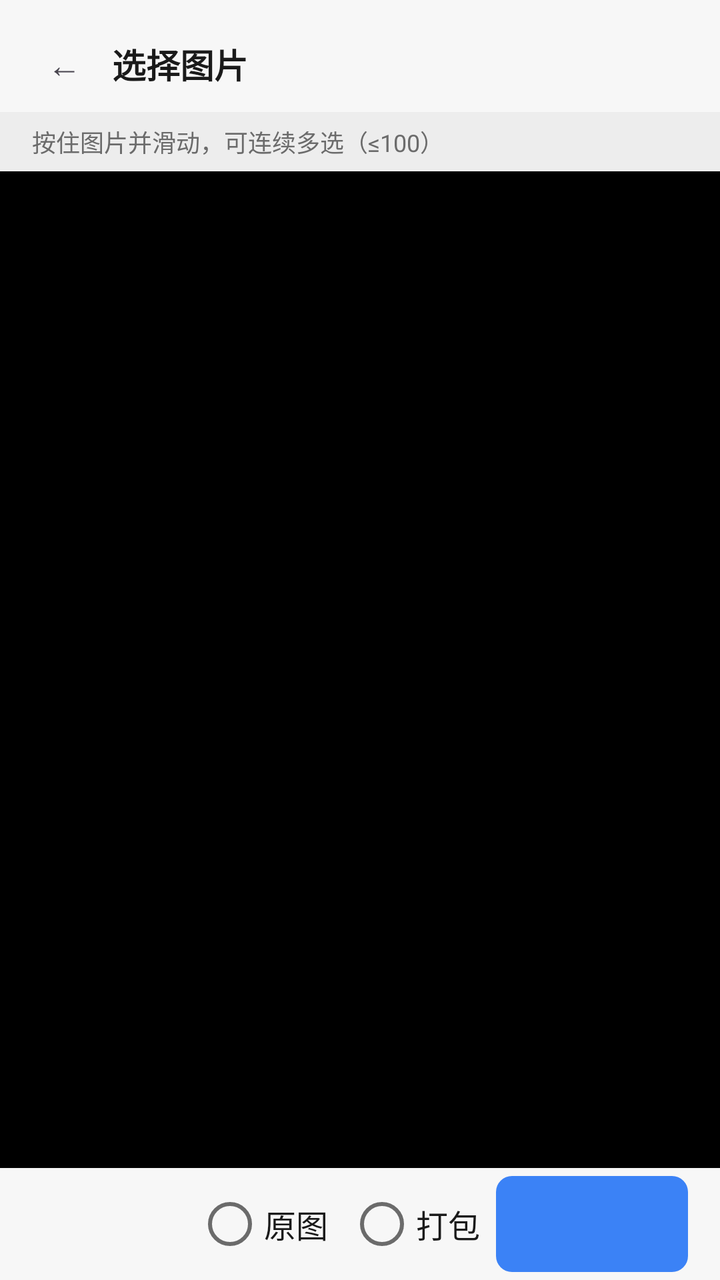
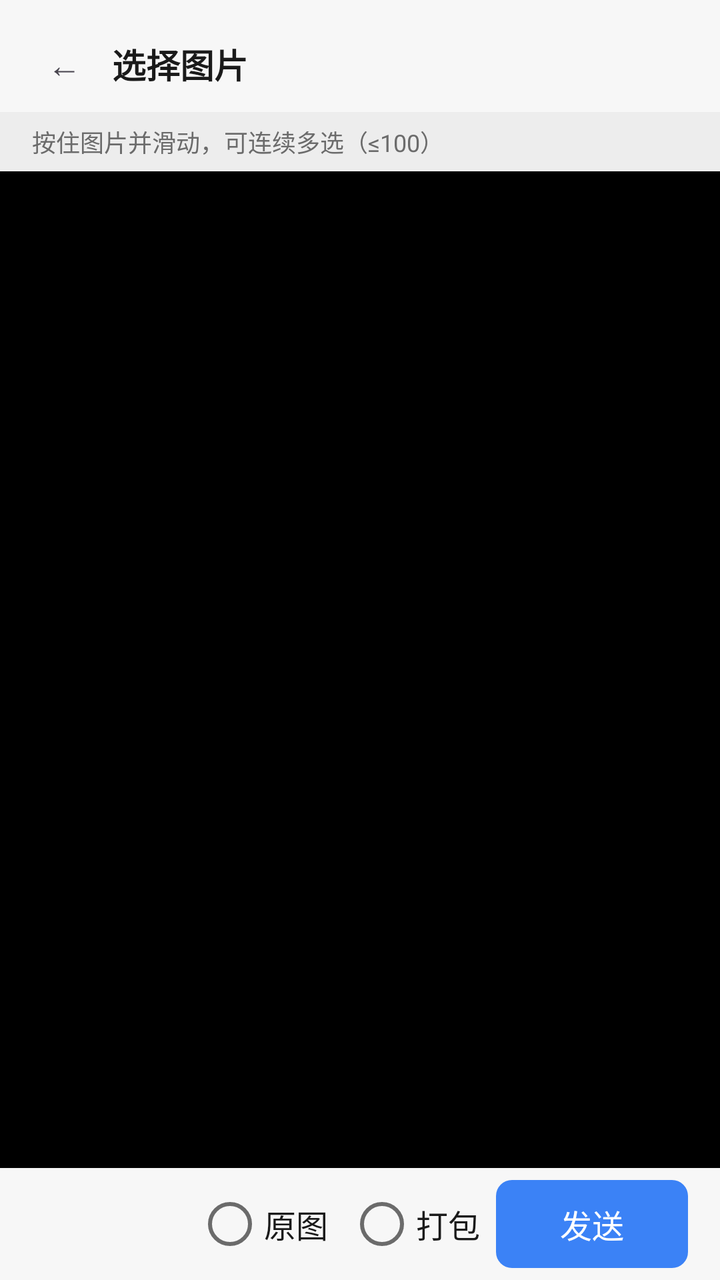

Two renders of the same Android screen: before a commit and after it. Below are the layout's source before the change and the commit's diff.
<!-- AndroidManifest.xml: application theme Theme.LanBridge -->
<!-- res/layout/activity_gallery.xml -->
<?xml version="1.0" encoding="utf-8"?>
<LinearLayout xmlns:android="http://schemas.android.com/apk/res/android"
    android:id="@+id/root"
    android:layout_width="match_parent"
    android:layout_height="match_parent"
    android:orientation="vertical"
    android:background="@color/n_bg">

    
    <LinearLayout
        android:id="@+id/titleBar"
        android:layout_width="match_parent"
        android:layout_height="wrap_content"
        android:minHeight="56dp"
        android:orientation="horizontal"
        android:gravity="center_vertical"
        android:paddingHorizontal="8dp"
        android:paddingTop="8dp"
        android:background="@color/n_surface">

        <TextView
            android:id="@+id/btnBack"
            android:layout_width="48dp"
            android:layout_height="48dp"
            android:gravity="center"
            android:text="←"
            android:textSize="@dimen/font_title"
            android:background="?attr/selectableItemBackgroundBorderless"
            android:contentDescription="@string/settings_title" />

        <TextView
            android:layout_width="0dp"
            android:layout_weight="1"
            android:layout_height="wrap_content"
            android:text="@string/gallery_title"
            android:textColor="@color/n_text_primary"
            android:textSize="@dimen/font_title"
            android:textStyle="bold" />

        <TextView
            android:id="@+id/tvTotal"
            android:layout_width="wrap_content"
            android:layout_height="wrap_content"
            android:textColor="@color/n_text_secondary"
            android:textSize="@dimen/font_caption" />
    </LinearLayout>

    
    <TextView
        android:id="@+id/tvHint"
        android:layout_width="match_parent"
        android:layout_height="wrap_content"
        android:paddingHorizontal="16dp"
        android:paddingVertical="6dp"
        android:text="@string/gallery_drag_hint"
        android:textColor="@color/n_text_secondary"
        android:textSize="@dimen/font_caption" />

    <androidx.recyclerview.widget.RecyclerView
        android:id="@+id/recycler"
        android:layout_width="match_parent"
        android:layout_height="0dp"
        android:layout_weight="1"
        android:scrollbars="none"
        android:background="@android:color/black" />

    
    <LinearLayout
        android:id="@+id/bottomBar"
        android:layout_width="match_parent"
        android:layout_height="wrap_content"
        android:minHeight="56dp"
        android:orientation="horizontal"
        android:gravity="center_vertical"
        android:paddingHorizontal="16dp"
        android:background="@color/n_surface">

        <TextView
            android:id="@+id/btnPreview"
            android:layout_width="wrap_content"
            android:layout_height="48dp"
            android:gravity="center"
            android:minWidth="72dp"
            android:paddingHorizontal="8dp"
            android:textColor="@color/n_text_primary"
            android:textSize="@dimen/font_body"
            android:background="?attr/selectableItemBackground" />

        <View
            android:layout_width="0dp"
            android:layout_height="0dp"
            android:layout_weight="1" />

        
        <LinearLayout
            android:id="@+id/layOriginal"
            android:layout_width="wrap_content"
            android:layout_height="48dp"
            android:gravity="center_vertical"
            android:paddingHorizontal="8dp"
            android:background="?attr/selectableItemBackground">

            <View
                android:id="@+id/ivOriginal"
                android:layout_width="@dimen/gallery_toggle_size"
                android:layout_height="@dimen/gallery_toggle_size"
                android:background="@drawable/bg_toggle_off" />

            <TextView
                android:layout_width="wrap_content"
                android:layout_height="wrap_content"
                android:layout_marginStart="6dp"
                android:text="@string/gallery_original"
                android:textColor="@color/n_text_primary"
                android:textSize="@dimen/font_body" />
        </LinearLayout>

        
        <LinearLayout
            android:id="@+id/layPackage"
            android:layout_width="wrap_content"
            android:layout_height="48dp"
            android:gravity="center_vertical"
            android:paddingHorizontal="8dp"
            android:background="?attr/selectableItemBackground">

            <View
                android:id="@+id/ivPackage"
                android:layout_width="@dimen/gallery_toggle_size"
                android:layout_height="@dimen/gallery_toggle_size"
                android:background="@drawable/bg_toggle_off" />

            <TextView
                android:layout_width="wrap_content"
                android:layout_height="wrap_content"
                android:layout_marginStart="6dp"
                android:text="@string/gallery_package"
                android:textColor="@color/n_text_primary"
                android:textSize="@dimen/font_body" />
        </LinearLayout>

        <TextView
            android:id="@+id/btnSend"
            android:layout_width="wrap_content"
            android:layout_height="48dp"
            android:gravity="center"
            android:minWidth="96dp"
            android:paddingHorizontal="16dp"
            android:textColor="@color/n_white"
            android:background="@drawable/bg_btn_primary" />
    </LinearLayout>
</LinearLayout>
<!-- resources referenced by this layout -->
<resources>
  <color name="n_bg">#EDEDED</color>
  <color name="n_surface">#F7F7F7</color>
  <color name="n_text_primary">#1A1A1A</color>
  <color name="n_text_secondary">#6B6B6B</color>
  <color name="n_white">#FFFFFF</color>
  <dimen name="font_body">16sp</dimen>
  <dimen name="font_caption">12sp</dimen>
  <dimen name="font_title">17sp</dimen>
  <dimen name="gallery_toggle_size">22dp</dimen>
  <!-- drawable bg_btn_primary (drawable) -->
  <?xml version="1.0" encoding="utf-8"?>
  <shape xmlns:android="http://schemas.android.com/apk/res/android" android:shape="rectangle">
      <solid android:color="@color/brand_500" />
      <corners android:radius="8dp" />
  </shape>
  <!-- drawable bg_toggle_off (drawable) -->
  <?xml version="1.0" encoding="utf-8"?>
  <shape xmlns:android="http://schemas.android.com/apk/res/android" android:shape="oval">
      <solid android:color="@android:color/transparent" />
      <stroke android:width="2dp" android:color="@color/n_text_secondary" />
  </shape>
  <string name="gallery_drag_hint">按住图片并滑动，可连续多选（≤100）</string>
  <string name="gallery_original">原图</string>
  <string name="gallery_package">打包</string>
  <string name="gallery_title">选择图片</string>
  <string name="settings_title">设置</string>
  <style name="Theme.LanBridge" parent="Theme.Material3.Light.NoActionBar">
          <item name="colorPrimary">@color/brand_700</item>
          <item name="android:statusBarColor">@android:color/transparent</item>
          <item name="android:navigationBarColor">@android:color/transparent</item>
          <item name="android:windowLightStatusBar">true</item>
          <item name="android:forceDarkAllowed">false</item>
      </style>
  <color name="brand_500">#3B82F6</color>
  <color name="brand_700">#1D4ED8</color>
</resources>

<!-- the commit's change to res/layout/activity_gallery.xml (unified diff, before → after) -->
@@ -142,11 +142,13 @@
         <TextView
             android:id="@+id/btnSend"
             android:layout_width="wrap_content"
-            android:layout_height="48dp"
+            android:layout_height="44dp"
             android:gravity="center"
             android:minWidth="96dp"
             android:paddingHorizontal="16dp"
+            android:text="@string/send"
             android:textColor="@color/n_white"
+            android:textSize="@dimen/font_body"
             android:background="@drawable/bg_btn_primary" />
     </LinearLayout>
 </LinearLayout>
<!-- resource entries referenced after the edit -->
@@ -25,6 +25,7 @@
   <string name="gallery_original">原图</string>
   <string name="gallery_package">打包</string>
   <string name="gallery_title">选择图片</string>
+  <string name="send">发送</string>
   <string name="settings_title">设置</string>
   <style name="Theme.LanBridge" parent="Theme.Material3.Light.NoActionBar">
           <item name="colorPrimary">@color/brand_700</item>
